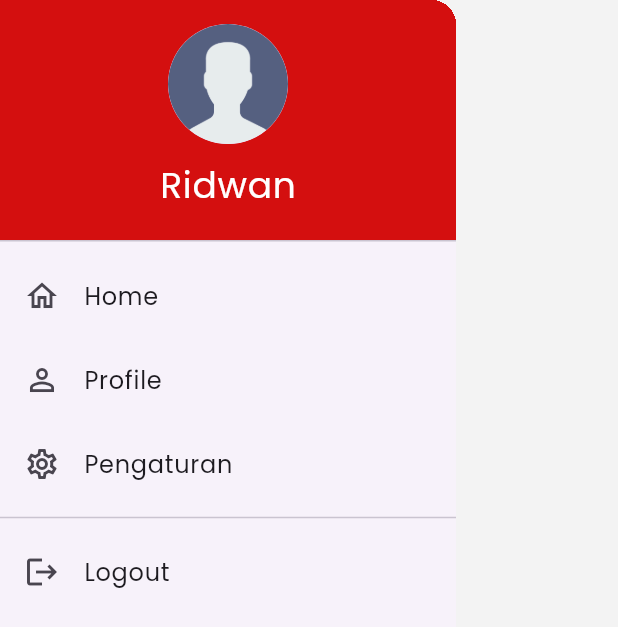
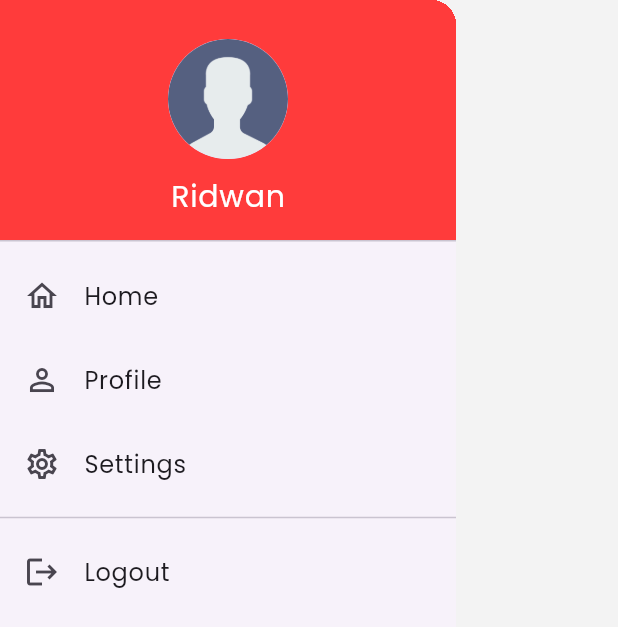
Before and after one commit to rifqyandika/sprinter-system-app, a Flutter app: the MenuButton widget shown alone on an empty page, opened directly, on a phone screen of 412 x 824 dp. Shown: the top 627 px of the screen. Run offline on Flutter 3.47's test engine with Material 3 defaults, Android fonts, the phone set to English and light mode, and no system bars; our stand-ins replace flutter_dotenv, flutter_secure_storage, loading_animation_widget; accounts and stored records are empty; network calls fail.

Commit message:
testing-build-app-device-android

```diff
--- a/lib/pages/detail_screens.dart
+++ b/lib/pages/detail_screens.dart
@@ -21,9 +21,10 @@ class DetailPage extends StatelessWidget {
             color: Colors.white,
             fontWeight: FontWeight.bold,
             fontFamily: "Poppins",
+            fontSize: 20,
           ),
         ),
-        backgroundColor: AppColors.primary,
+        backgroundColor: AppColors.secondary,
         iconTheme: const IconThemeData(color: Colors.white),
       ),
       body: Padding(
--- a/lib/widgets/build_detail_row.dart
+++ b/lib/widgets/build_detail_row.dart
@@ -17,14 +17,14 @@ Widget build_detail_row(IconData icon, String label, String value) {
               label,
               style: TextStyle(
                 color: AppColors.secondary,
-                fontSize: 17,
+                fontSize: 18,
                 fontWeight: FontWeight.w600,
               ),
             ),
             const SizedBox(height: 6),
             Text(
               value,
-              style: const TextStyle(fontWeight: FontWeight.bold, fontSize: 17),
+              style: const TextStyle(fontWeight: FontWeight.bold, fontSize: 16),
             ),
           ],
         ),
--- a/lib/widgets/menu_button.dart
+++ b/lib/widgets/menu_button.dart
@@ -2,6 +2,7 @@
 
 import 'package:flutter/material.dart';
 import '../services/storage_service.dart';
+import '../core/app_colors.dart';
 
 class MenuButton extends StatelessWidget {
   const MenuButton({super.key});
@@ -13,11 +14,11 @@ class MenuButton extends StatelessWidget {
         padding: EdgeInsets.zero,
         children: <Widget>[
           const DrawerHeader(
-            decoration: BoxDecoration(color: Color.fromARGB(255, 212, 15, 15)),
+            decoration: BoxDecoration(color: AppColors.secondary),
             child: Column(
               crossAxisAlignment: CrossAxisAlignment.center,
               children: [
-                // SizedBox(height: 10),
+                SizedBox(height: 10),
                 CircleAvatar(
                   radius: 40,
                   backgroundImage: AssetImage('assets/images/user.png'),
@@ -27,7 +28,7 @@ class MenuButton extends StatelessWidget {
                   'Ridwan',
                   style: TextStyle(
                     color: Colors.white,
-                    fontSize: 24,
+                    fontSize: 20,
                     fontFamily: "Poppins",
                   ),
                 ),
@@ -39,7 +40,7 @@ class MenuButton extends StatelessWidget {
             title: const Text('Home'),
             onTap: () {
               // Menutup drawer
-              Navigator.pop(context);
+              Navigator.pushNamed(context, '/home');
             },
           ),
           ListTile(
@@ -53,7 +54,7 @@ class MenuButton extends StatelessWidget {
           ),
           ListTile(
             leading: const Icon(Icons.settings_outlined),
-            title: const Text('Pengaturan'),
+            title: const Text('Settings'),
             onTap: () {
               // Menutup drawer
               Navigator.pop(context);
```
Also changed, not shown: lib/pages/auth/login_screens.dart (+38 -7 lines), lib/pages/home_screens.dart (+6 -2 lines), 1 other file.
